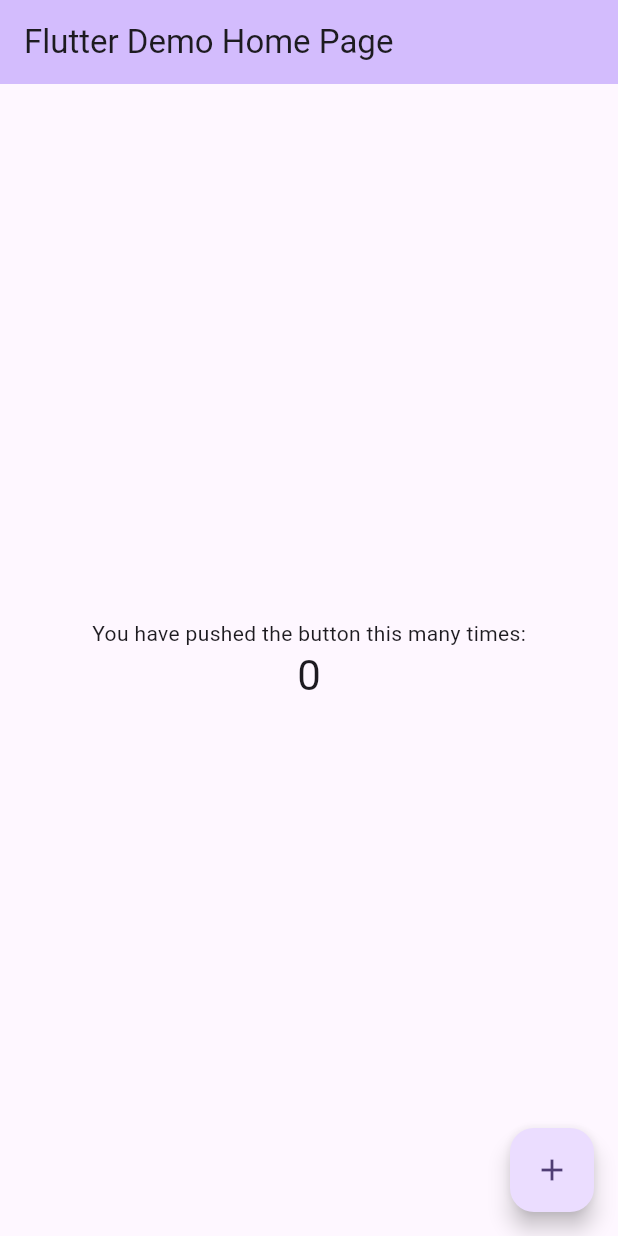
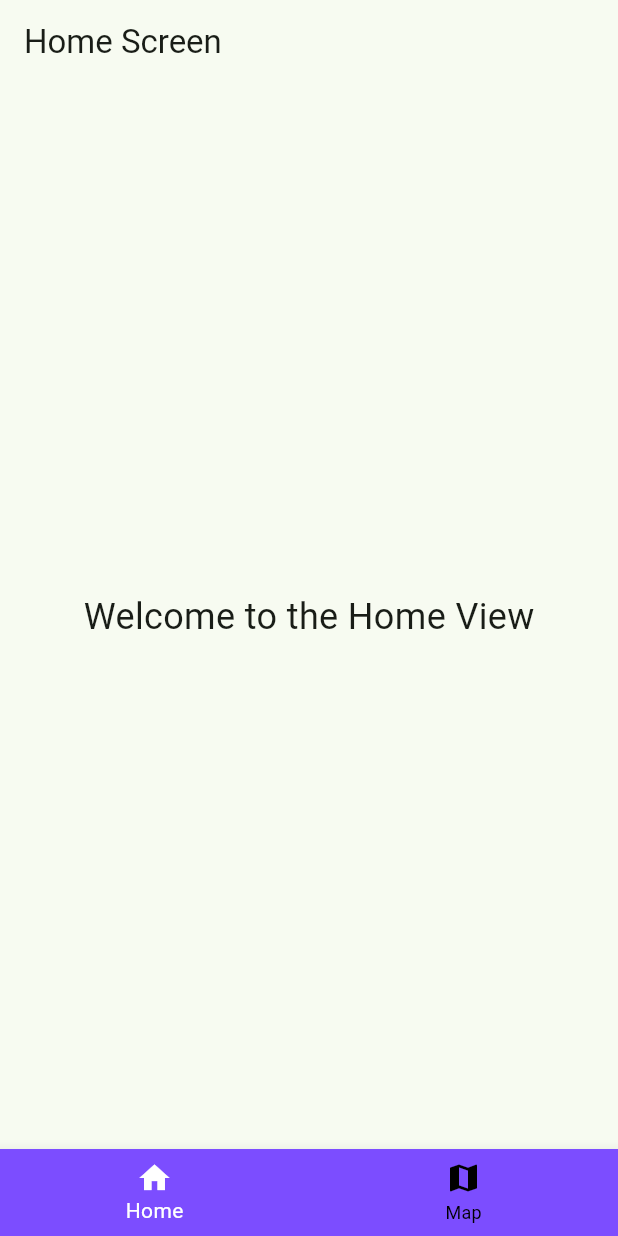
Before and after one commit to AzTaiiyoo/flutter_2025_carnet_voyage, a Flutter app: the screen it shows after launch, on a phone screen of 412 x 824 dp. Run offline on Flutter 3.47's test engine with Material 3 defaults, Android fonts, the phone set to English and light mode, and no system bars.

Commit message:
feat(home screen): Ajout d'un écran d'accueil temporaire et d'une navbar pour passer d'un écran à l'autre + README avec archi projet

```diff
--- a/flutter_2025_carnet_voyage/lib/main.dart
+++ b/flutter_2025_carnet_voyage/lib/main.dart
@@ -1,6 +1,8 @@
 import 'package:flutter/material.dart';
+import 'package:flutter_2025_carnet_voyage/routes/routes.dart';
 
 void main() {
+  // Démarrage de l'application
   runApp(const MyApp());
 }
 
@@ -28,95 +30,10 @@ class MyApp extends StatelessWidget {
         //
         // This works for code too, not just values: Most code changes can be
         // tested with just a hot reload.
-        colorScheme: .fromSeed(seedColor: Colors.deepPurple),
+        colorScheme: ColorScheme.fromSeed(seedColor: Colors.green),
       ),
-      home: const MyHomePage(title: 'Flutter Demo Home Page'),
+      routes: Routes.allRoutes,
+      initialRoute: Routes.home,
     );
   }
 }
-
-class MyHomePage extends StatefulWidget {
-  const MyHomePage({super.key, required this.title});
-
-  // This widget is the home page of your application. It is stateful, meaning
-  // that it has a State object (defined below) that contains fields that affect
-  // how it looks.
-
-  // This class is the configuration for the state. It holds the values (in this
-  // case the title) provided by the parent (in this case the App widget) and
-  // used by the build method of the State. Fields in a Widget subclass are
-  // always marked "final".
-
-  final String title;
-
-  @override
-  State<MyHomePage> createState() => _MyHomePageState();
-}
-
-class _MyHomePageState extends State<MyHomePage> {
-  int _counter = 0;
-
-  void _incrementCounter() {
-    setState(() {
-      // This call to setState tells the Flutter framework that something has
-      // changed in this State, which causes it to rerun the build method below
-      // so that the display can reflect the updated values. If we changed
-      // _counter without calling setState(), then the build method would not be
-      // called again, and so nothing would appear to happen.
-      _counter++;
-    });
-  }
-
-  @override
-  Widget build(BuildContext context) {
-    // This method is rerun every time setState is called, for instance as done
-    // by the _incrementCounter method above.
-    //
-    // The Flutter framework has been optimized to make rerunning build methods
-    // fast, so that you can just rebuild anything that needs updating rather
-    // than having to individually change instances of widgets.
-    return Scaffold(
-      appBar: AppBar(
-        // TRY THIS: Try changing the color here to a specific color (to
-        // Colors.amber, perhaps?) and trigger a hot reload to see the AppBar
-        // change color while the other colors stay the same.
-        backgroundColor: Theme.of(context).colorScheme.inversePrimary,
-        // Here we take the value from the MyHomePage object that was created by
-        // the App.build method, and use it to set our appbar title.
-        title: Text(widget.title),
-      ),
-      body: Center(
-        // Center is a layout widget. It takes a single child and positions it
-        // in the middle of the parent.
-        child: Column(
-          // Column is also a layout widget. It takes a list of children and
-          // arranges them vertically. By default, it sizes itself to fit its
-          // children horizontally, and tries to be as tall as its parent.
-          //
-          // Column has various properties to control how it sizes itself and
-          // how it positions its children. Here we use mainAxisAlignment to
-          // center the children vertically; the main axis here is the vertical
-          // axis because Columns are vertical (the cross axis would be
-          // horizontal).
-          //
-          // TRY THIS: Invoke "debug painting" (choose the "Toggle Debug Paint"
-          // action in the IDE, or press "p" in the console), to see the
-          // wireframe for each widget.
-          mainAxisAlignment: .center,
-          children: [
-            const Text('You have pushed the button this many times:'),
-            Text(
-              '$_counter',
-              style: Theme.of(context).textTheme.headlineMedium,
-            ),
-          ],
-        ),
-      ),
-      floatingActionButton: FloatingActionButton(
-        onPressed: _incrementCounter,
-        tooltip: 'Increment',
-        child: const Icon(Icons.add),
-      ),
-    );
-  }
-}
--- a/flutter_2025_carnet_voyage/lib/routes/routes.dart
+++ b/flutter_2025_carnet_voyage/lib/routes/routes.dart
@@ -1,5 +1,6 @@
 import 'package:flutter/cupertino.dart';
-import 'package:flutter_2025_carnet_voyage/ui/screen/map.dart';
+import 'package:flutter_2025_carnet_voyage/ui/screen/map_screen.dart';
+import 'package:flutter_2025_carnet_voyage/ui/screen/home.dart';
 
 class Routes {
   static const String home = '/home';
@@ -7,7 +8,7 @@ class Routes {
   static const String searchAddress = '/search_address';
 
   static Map<String, WidgetBuilder> get allRoutes => {
-    //home: (_) => const Home(),
+    home: (_) => const Home(),
     map: (_) => const MapScreen(),
     //searchAddress: (_) => const SearchAddress(),
   };
--- /dev/null
+++ b/flutter_2025_carnet_voyage/lib/ui/screen/home.dart
@@ -0,0 +1,38 @@
+import 'package:flutter/material.dart';
+import 'package:flutter_2025_carnet_voyage/ui/view/home_view.dart';
+import 'package:flutter_2025_carnet_voyage/ui/view/map_view.dart';
+
+class Home extends StatefulWidget {
+  const Home({super.key});
+
+  @override
+  State<Home> createState() => _HomeState();
+}
+
+class _HomeState extends State<Home> {
+  int _selectedIndex = 0;
+
+  final List<Widget> _views = const [HomeView(), MapView()];
+  @override
+  Widget build(BuildContext context) {
+    return Scaffold(
+      appBar: AppBar(title: Text('Home Screen')),
+      body: _views[_selectedIndex],
+      bottomNavigationBar: BottomNavigationBar(
+        items: [
+          BottomNavigationBarItem(icon: Icon(Icons.home), label: 'Home'),
+          BottomNavigationBarItem(icon: Icon(Icons.map), label: 'Map'),
+        ],
+        currentIndex: _selectedIndex,
+        onTap: (index) {
+          setState(() {
+            _selectedIndex = index;
+          });
+        },
+        backgroundColor: Colors.deepPurpleAccent,
+        selectedItemColor: Colors.white,
+        unselectedItemColor: Colors.black,
+      ),
+    );
+  }
+}
--- /dev/null
+++ b/flutter_2025_carnet_voyage/lib/ui/view/home_view.dart
@@ -0,0 +1,12 @@
+import 'package:flutter/material.dart';
+
+class HomeView extends StatelessWidget {
+  const HomeView({super.key});
+
+  @override
+  Widget build(BuildContext context) {
+    return const Center(
+      child: Text('Welcome to the Home View', style: TextStyle(fontSize: 24)),
+    );
+  }
+}
--- /dev/null
+++ b/flutter_2025_carnet_voyage/lib/ui/view/map_view.dart
@@ -0,0 +1,12 @@
+import 'package:flutter/material.dart';
+
+class MapView extends StatelessWidget {
+  const MapView({super.key});
+
+  @override
+  Widget build(BuildContext context) {
+    return const Center(
+      child: Text('Welcome to the Map View', style: TextStyle(fontSize: 24)),
+    );
+  }
+}
```
Also changed, not shown: flutter_2025_carnet_voyage/lib/ui/screen/map_screen.dart (renamed from flutter_2025_carnet_voyage/lib/ui/screen/map.dart), flutter_2025_carnet_voyage/lib/ui/screen/screen.dart (deleted), 1 other file.
